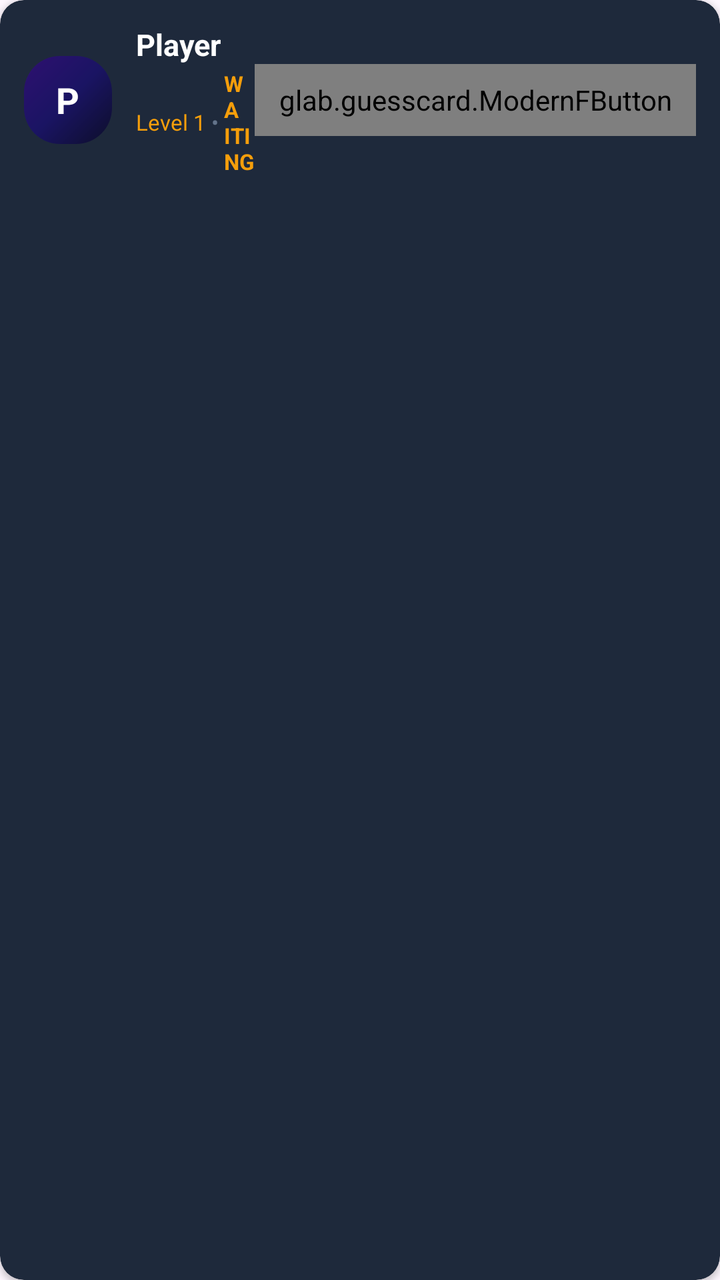
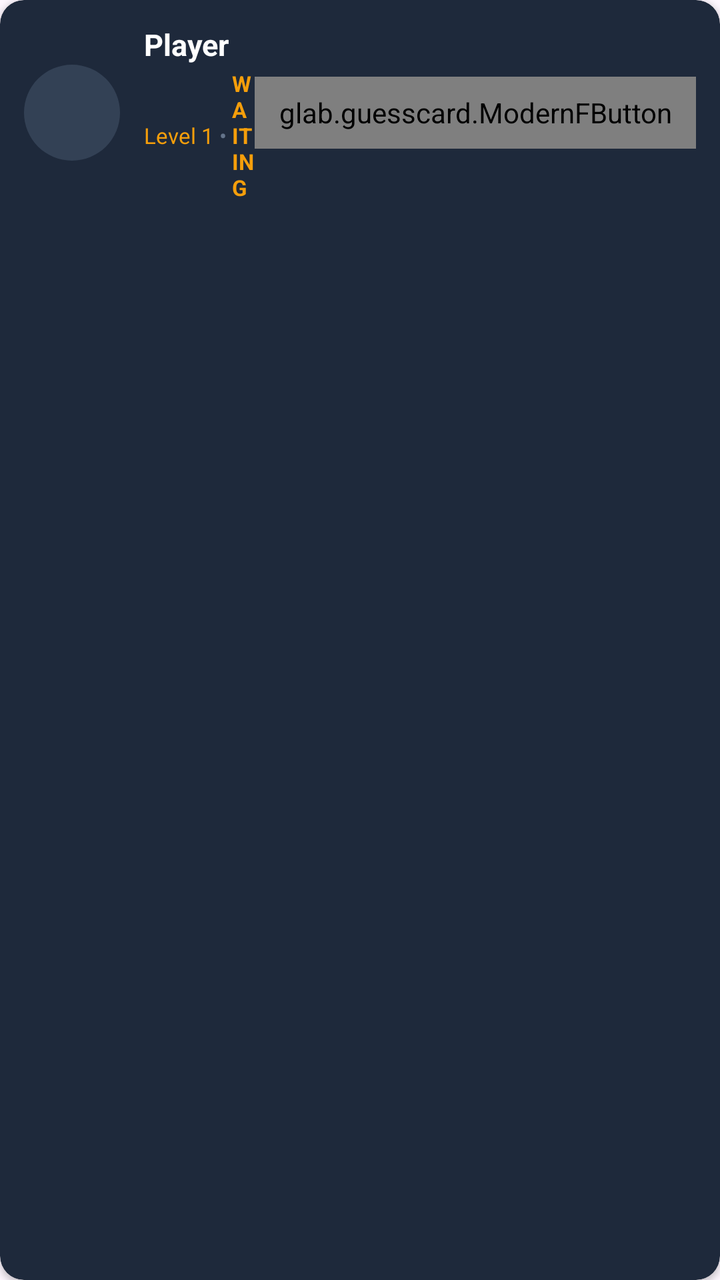

Two renders of the same Android screen: before a commit and after it. Below are the layout's source before the change and the commit's diff.
<!-- AndroidManifest.xml: application theme Theme.TerritoryWars -->
<!-- res/layout/item_lobby_player.xml -->
<?xml version="1.0" encoding="utf-8"?>
<androidx.cardview.widget.CardView xmlns:android="http://schemas.android.com/apk/res/android"
    xmlns:app="http://schemas.android.com/apk/res-auto"
    android:layout_width="match_parent"
    android:layout_height="wrap_content"
    android:layout_marginBottom="8dp"
    app:cardBackgroundColor="#1E293B"
    app:cardCornerRadius="12dp"
    app:cardElevation="2dp">

    <LinearLayout
        android:layout_width="match_parent"
        android:layout_height="wrap_content"
        android:gravity="center_vertical"
        android:orientation="horizontal"
        android:padding="12dp">

        
        <FrameLayout
            android:layout_width="44dp"
            android:layout_height="44dp"
            android:background="@drawable/gradient_hero">

            <TextView
                android:id="@+id/tvPlayerAvatarChar"
                android:layout_width="wrap_content"
                android:layout_height="wrap_content"
                android:layout_gravity="center"
                android:text="P"
                android:textColor="#FFFFFF"
                android:textSize="18sp"
                android:textStyle="bold" />
        </FrameLayout>

        
        <LinearLayout
            android:layout_width="0dp"
            android:layout_height="wrap_content"
            android:layout_weight="1"
            android:layout_marginStart="12dp"
            android:orientation="vertical">

            <LinearLayout
                android:layout_width="wrap_content"
                android:layout_height="wrap_content"
                android:gravity="center_vertical"
                android:orientation="horizontal">

                <TextView
                    android:id="@+id/tvLobbyPlayerName"
                    android:layout_width="wrap_content"
                    android:layout_height="wrap_content"
                    android:text="Player"
                    android:textColor="#FFFFFF"
                    android:textSize="15sp"
                    android:textStyle="bold" />

                <TextView
                    android:id="@+id/tvYouTag"
                    android:layout_width="wrap_content"
                    android:layout_height="wrap_content"
                    android:layout_marginStart="6dp"
                    android:background="#0284C7"
                    android:paddingStart="6dp"
                    android:paddingEnd="6dp"
                    android:paddingTop="2dp"
                    android:paddingBottom="2dp"
                    android:text="YOU"
                    android:textColor="#FFFFFF"
                    android:textSize="10sp"
                    android:textStyle="bold"
                    android:visibility="gone" />
            </LinearLayout>

            <LinearLayout
                android:layout_width="wrap_content"
                android:layout_height="wrap_content"
                android:gravity="center_vertical"
                android:orientation="horizontal"
                android:layout_marginTop="2dp">

                <TextView
                    android:id="@+id/tvLobbyPlayerLevel"
                    android:layout_width="wrap_content"
                    android:layout_height="wrap_content"
                    android:text="Level 1"
                    android:textColor="#F59E0B"
                    android:textSize="11sp" />

                <TextView
                    android:layout_width="wrap_content"
                    android:layout_height="wrap_content"
                    android:text=" • "
                    android:textColor="#64748B"
                    android:textSize="11sp" />

                <TextView
                    android:id="@+id/tvLobbyPlayerStatus"
                    android:layout_width="wrap_content"
                    android:layout_height="wrap_content"
                    android:text="WAITING"
                    android:textColor="#F59E0B"
                    android:textSize="11sp"
                    android:textStyle="bold" />
            </LinearLayout>
        </LinearLayout>

        
        <glab.guesscard.ModernFButton
            android:id="@+id/btnAddFriendInLobby"
            android:layout_width="wrap_content"
            android:layout_height="36dp"
            android:paddingStart="12dp"
            android:paddingEnd="12dp"
            android:text="+ Friend"
            android:textSize="11sp" />

    </LinearLayout>
</androidx.cardview.widget.CardView>
<!-- resources referenced by this layout -->
<resources>
  <!-- drawable gradient_hero (drawable) -->
  <?xml version="1.0" encoding="utf-8"?>
  <shape xmlns:android="http://schemas.android.com/apk/res/android"
      android:shape="rectangle">
      <gradient
          android:type="linear"
          android:angle="135"
          android:startColor="#0D0E2A"
          android:centerColor="#1A1463"
          android:endColor="#2E1070" />
      <corners android:radius="18dp"/>
  </shape>
  <style name="Theme.TerritoryWars" parent="Theme.Material3.DayNight.NoActionBar">
          
          <item name="colorPrimary">@color/purple_500</item>
          <item name="colorPrimaryVariant">@color/purple_700</item>
          <item name="colorOnPrimary">@color/white</item>
          
          <item name="colorSecondary">@color/teal_200</item>
          <item name="colorSecondaryVariant">@color/teal_700</item>
          <item name="colorOnSecondary">@color/black</item>
          
          <item name="android:statusBarColor">@android:color/transparent</item>
          <item name="android:navigationBarColor">@android:color/transparent</item>
          <item name="android:windowDrawsSystemBarBackgrounds">true</item>
      </style>
  <color name="purple_500">#FF6200EE</color>
  <color name="purple_700">#FF3700B3</color>
  <color name="white">#FFFFFFFF</color>
  <color name="teal_200">#FF03DAC5</color>
  <color name="teal_700">#FF018786</color>
  <color name="black">#FF000000</color>
</resources>

<!-- the commit's change to res/layout/item_lobby_player.xml (unified diff, before → after) -->
@@ -16,21 +16,13 @@
         android:padding="12dp">
 
         
-        <FrameLayout
-            android:layout_width="44dp"
-            android:layout_height="44dp"
-            android:background="@drawable/gradient_hero">
-
-            <TextView
-                android:id="@+id/tvPlayerAvatarChar"
-                android:layout_width="wrap_content"
-                android:layout_height="wrap_content"
-                android:layout_gravity="center"
-                android:text="P"
-                android:textColor="#FFFFFF"
-                android:textSize="18sp"
-                android:textStyle="bold" />
-        </FrameLayout>
+        <com.google.android.material.imageview.ShapeableImageView
+            android:id="@+id/imgLobbyPlayerAvatar"
+            android:layout_width="48dp"
+            android:layout_height="48dp"
+            android:scaleType="centerCrop"
+            app:shapeAppearanceOverlay="@style/ShapeAppearance.TerritoryWars.Avatar"
+            android:background="#334155" />
 
         
         <LinearLayout
<!-- resource entries referenced after the edit -->
@@ -1,17 +1,6 @@
 <!-- resources referenced by this layout -->
 <resources>
-  <!-- drawable gradient_hero (drawable) -->
-  <?xml version="1.0" encoding="utf-8"?>
-  <shape xmlns:android="http://schemas.android.com/apk/res/android"
-      android:shape="rectangle">
-      <gradient
-          android:type="linear"
-          android:angle="135"
-          android:startColor="#0D0E2A"
-          android:centerColor="#1A1463"
-          android:endColor="#2E1070" />
-      <corners android:radius="18dp"/>
-  </shape>
+  <style name="ShapeAppearance.TerritoryWars.Avatar" parent="ShapeAppearance.Material3.Corner.Full" />
   <style name="Theme.TerritoryWars" parent="Theme.Material3.DayNight.NoActionBar">
           
           <item name="colorPrimary">@color/purple_500</item>
